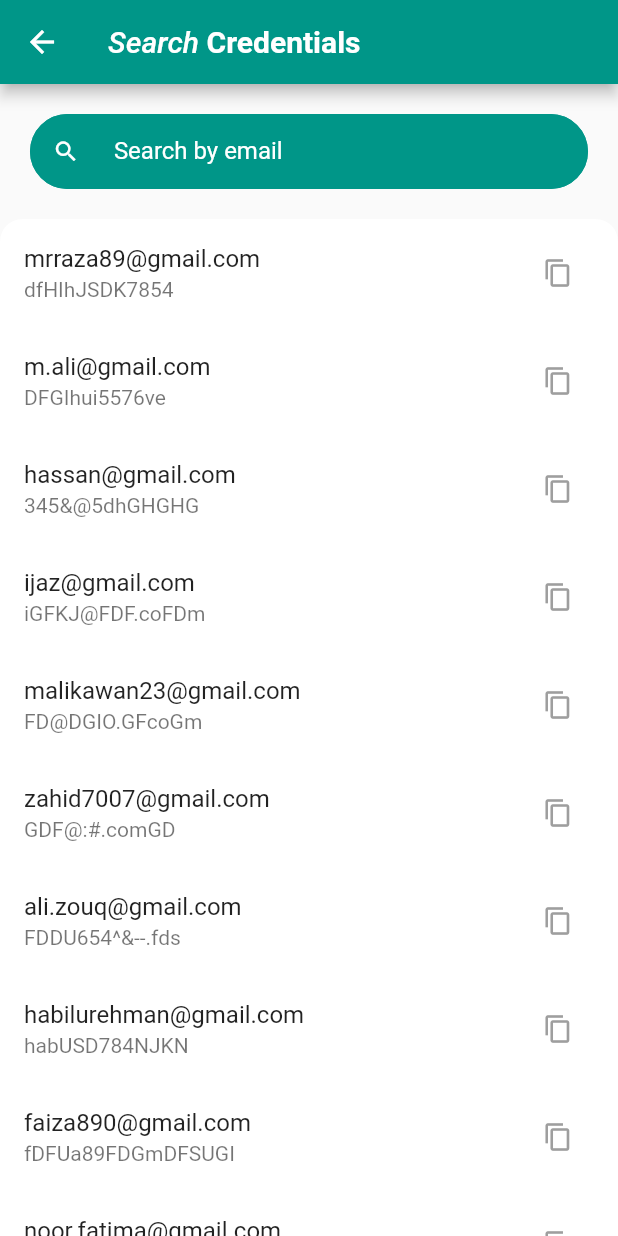
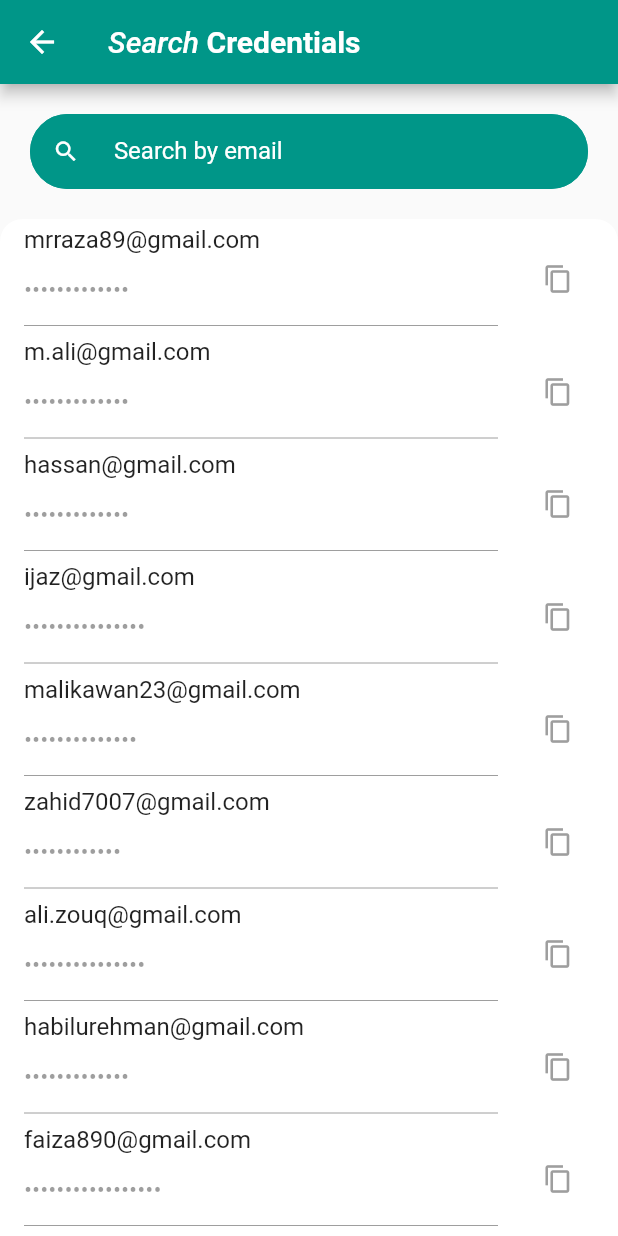
Before and after one commit to mrumarrazzaq/Password-Manager, a Flutter app: the SearchCredentials screen opened directly, on a phone screen of 412 x 824 dp. Run offline on Flutter 3.47's test engine with Material 2 defaults, Android fonts, the phone set to English and light mode, and no system bars; our stand-ins replace cloud_firestore, firebase_auth, firebase_core, flutter_secure_storage, fluttertoast, form_field_validator and 1 more; accounts and stored records are empty.

```diff
--- a/lib/screens/search_credentials.dart
+++ b/lib/screens/search_credentials.dart
@@ -214,12 +214,19 @@ class CustomCard extends StatefulWidget {
 }
 
 class _CustomCardState extends State<CustomCard> {
+  TextEditingController password = TextEditingController();
+
   @override
   Widget build(BuildContext context) {
+    password.text = widget.password;
     return GestureDetector(
       child: ListTile(
         title: Text(widget.email),
-        subtitle: Text(widget.password),
+        subtitle: TextField(
+          controller: password,
+          enabled: false,
+          obscureText: true,
+        ),
         trailing: IconButton(
           splashColor: Colors.teal,
           splashRadius: 35.0,
```
